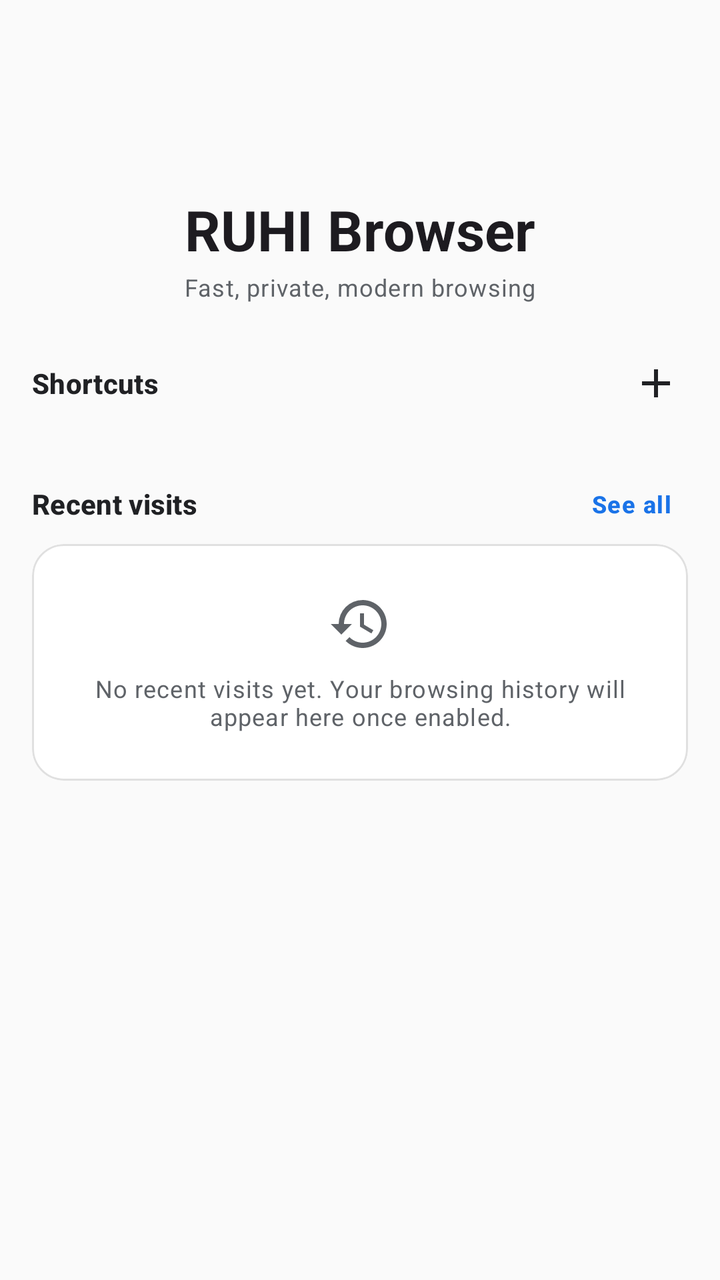
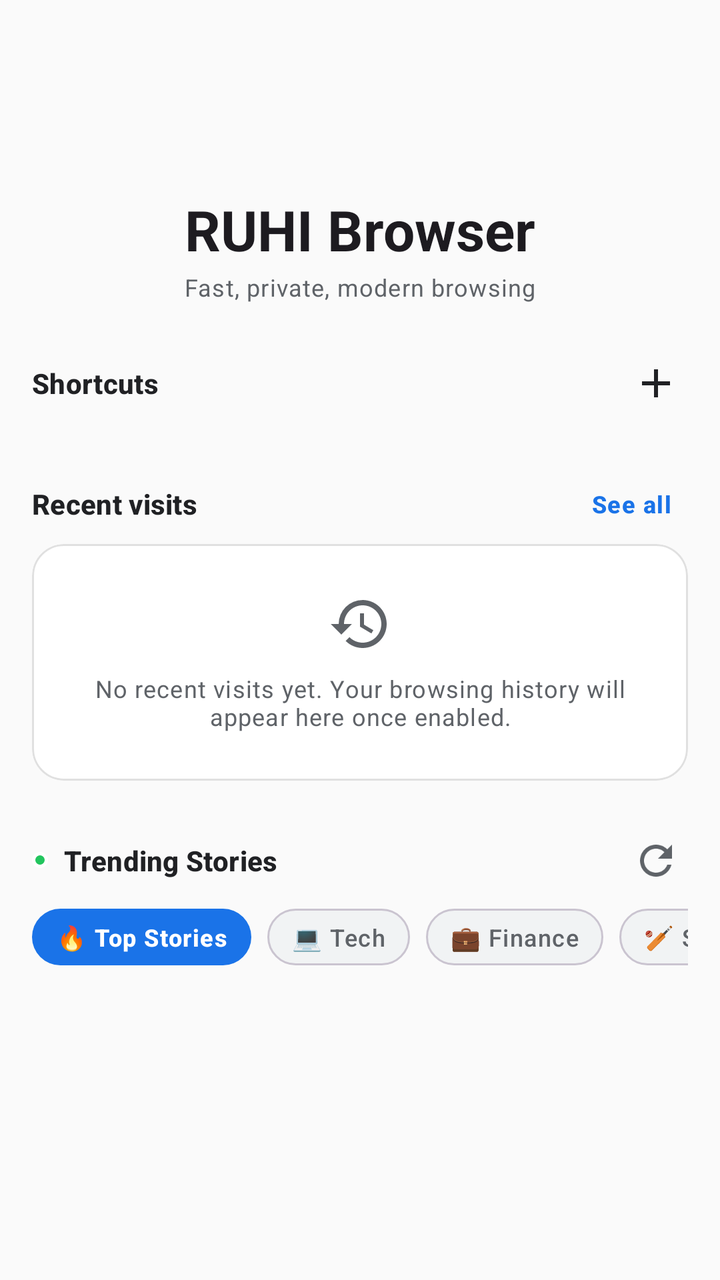

Before-and-after screenshots of an Android layout around one commit, followed by the original layout XML and the change that was made.
<!-- AndroidManifest.xml: application theme Theme.RuhiBrowser -->
<!-- res/layout/view_home.xml -->
<androidx.core.widget.NestedScrollView xmlns:android="http://schemas.android.com/apk/res/android"
    xmlns:app="http://schemas.android.com/apk/res-auto"
    xmlns:tools="http://schemas.android.com/tools"
    android:layout_width="match_parent"
    android:layout_height="match_parent"
    android:fillViewport="true">

    <LinearLayout
        android:layout_width="match_parent"
        android:layout_height="wrap_content"
        android:orientation="vertical"
        android:paddingStart="@dimen/spacing_medium"
        android:paddingTop="@dimen/spacing_large"
        android:paddingEnd="@dimen/spacing_medium"
        android:paddingBottom="@dimen/spacing_large">

        
        <LinearLayout
            android:layout_width="match_parent"
            android:layout_height="wrap_content"
            android:gravity="center"
            android:orientation="vertical"
            android:paddingBottom="@dimen/spacing_large">

            <ImageView
                android:id="@+id/ivBrandLogo"
                android:layout_width="64dp"
                android:layout_height="64dp"
                android:contentDescription="@string/app_name"
                android:src="@mipmap/ic_launcher" />

            <TextView
                android:id="@+id/tvBrandTitle"
                android:layout_width="wrap_content"
                android:layout_height="wrap_content"
                android:layout_marginTop="@dimen/spacing_small"
                android:text="@string/app_name"
                android:textAppearance="@style/TextAppearance.Material3.HeadlineMedium"
                android:textStyle="bold" />

            <TextView
                android:id="@+id/tvBrandSubtitle"
                android:layout_width="wrap_content"
                android:layout_height="wrap_content"
                android:layout_marginTop="2dp"
                android:text="@string/brand_subtitle"
                android:textAppearance="@style/TextAppearance.Material3.BodySmall"
                android:textColor="?attr/colorOnSurfaceVariant" />
        </LinearLayout>

        
        <com.google.android.material.card.MaterialCardView
            android:id="@+id/cardIncognitoNotice"
            android:layout_width="match_parent"
            android:layout_height="wrap_content"
            android:layout_marginBottom="@dimen/spacing_large"
            android:visibility="gone"
            app:cardCornerRadius="16dp"
            app:cardElevation="0dp"
            app:strokeColor="@color/divider_dark"
            app:strokeWidth="1dp">

            <LinearLayout
                android:layout_width="match_parent"
                android:layout_height="wrap_content"
                android:background="@color/surface_variant_dark"
                android:orientation="vertical"
                android:padding="@dimen/spacing_medium">

                <LinearLayout
                    android:layout_width="match_parent"
                    android:layout_height="wrap_content"
                    android:gravity="center_vertical"
                    android:orientation="horizontal">

                    <ImageView
                        android:layout_width="28dp"
                        android:layout_height="28dp"
                        android:contentDescription="@null"
                        android:src="@drawable/ic_incognito"
                        app:tint="@color/text_primary_dark" />

                    <TextView
                        android:layout_width="wrap_content"
                        android:layout_height="wrap_content"
                        android:layout_marginStart="8dp"
                        android:text="You\'ve gone Incognito"
                        android:textAppearance="@style/TextAppearance.Material3.TitleSmall"
                        android:textColor="@color/text_primary_dark"
                        android:textStyle="bold" />
                </LinearLayout>

                <TextView
                    android:layout_width="match_parent"
                    android:layout_height="wrap_content"
                    android:layout_marginTop="8dp"
                    android:text="RUHI Browser won\'t save your browsing history, cookies and site data, or information entered in forms. Your activity might still be visible to websites you visit, your employer or school, and your internet service provider."
                    android:textAppearance="@style/TextAppearance.Material3.BodySmall"
                    android:textColor="@color/text_secondary_dark" />
            </LinearLayout>
        </com.google.android.material.card.MaterialCardView>

        
        <RelativeLayout
            android:layout_width="match_parent"
            android:layout_height="wrap_content"
            android:layout_marginBottom="@dimen/spacing_small">

            <TextView
                android:id="@+id/tvShortcutsHeader"
                android:layout_width="wrap_content"
                android:layout_height="wrap_content"
                android:layout_alignParentStart="true"
                android:layout_centerVertical="true"
                android:text="@string/shortcuts_title"
                android:textAppearance="@style/TextAppearance.Material3.TitleSmall"
                android:textColor="?attr/colorOnSurface"
                android:textStyle="bold" />

            <ImageButton
                android:id="@+id/btnAddShortcut"
                android:layout_width="32dp"
                android:layout_height="32dp"
                android:layout_alignParentEnd="true"
                android:layout_centerVertical="true"
                android:background="?attr/selectableItemBackgroundBorderless"
                android:contentDescription="@string/add_shortcut"
                android:src="@drawable/ic_add"
                app:tint="?attr/colorOnSurface" />
        </RelativeLayout>

        
        <androidx.recyclerview.widget.RecyclerView
            android:id="@+id/rvShortcuts"
            android:layout_width="match_parent"
            android:layout_height="wrap_content"
            android:nestedScrollingEnabled="false"
            android:overScrollMode="never" />

        
        <LinearLayout
            android:id="@+id/layoutRecentSection"
            android:layout_width="match_parent"
            android:layout_height="wrap_content"
            android:orientation="vertical">

            <RelativeLayout
                android:layout_width="match_parent"
                android:layout_height="wrap_content"
                android:layout_marginTop="@dimen/spacing_large"
                android:layout_marginBottom="@dimen/spacing_small">

                <TextView
                    android:id="@+id/tvRecentHeader"
                    android:layout_width="wrap_content"
                    android:layout_height="wrap_content"
                    android:layout_alignParentStart="true"
                    android:layout_centerVertical="true"
                    android:text="@string/recent_sites_title"
                    android:textAppearance="@style/TextAppearance.Material3.TitleSmall"
                    android:textColor="?attr/colorOnSurface"
                    android:textStyle="bold" />

                <TextView
                    android:id="@+id/tvSeeAllHistory"
                    android:layout_width="wrap_content"
                    android:layout_height="wrap_content"
                    android:layout_alignParentEnd="true"
                    android:layout_centerVertical="true"
                    android:background="?attr/selectableItemBackgroundBorderless"
                    android:clickable="true"
                    android:focusable="true"
                    android:paddingStart="8dp"
                    android:paddingTop="4dp"
                    android:paddingEnd="8dp"
                    android:paddingBottom="4dp"
                    android:text="See all"
                    android:textAppearance="@style/TextAppearance.Material3.LabelMedium"
                    android:textColor="@color/brand_primary"
                    android:textStyle="bold" />
            </RelativeLayout>

            
            <com.google.android.material.card.MaterialCardView
                android:id="@+id/cardRecentContainer"
                android:layout_width="match_parent"
                android:layout_height="wrap_content"
                android:visibility="gone"
                app:cardCornerRadius="16dp"
                app:cardElevation="0dp"
                app:strokeColor="@color/divider_light"
                app:strokeWidth="1dp">

                <androidx.recyclerview.widget.RecyclerView
                    android:id="@+id/rvRecentVisits"
                    android:layout_width="match_parent"
                    android:layout_height="wrap_content"
                    android:nestedScrollingEnabled="false"
                    android:overScrollMode="never" />
            </com.google.android.material.card.MaterialCardView>

            <com.google.android.material.card.MaterialCardView
                android:id="@+id/cardRecentEmpty"
                android:layout_width="match_parent"
                android:layout_height="wrap_content"
                app:cardCornerRadius="16dp"
                app:cardElevation="0dp"
                app:strokeColor="@color/divider_light"
                app:strokeWidth="1dp">

                <LinearLayout
                    android:layout_width="match_parent"
                    android:layout_height="wrap_content"
                    android:gravity="center"
                    android:orientation="vertical"
                    android:padding="@dimen/spacing_large">

                    <ImageView
                        android:layout_width="32dp"
                        android:layout_height="32dp"
                        android:contentDescription="@null"
                        android:src="@drawable/ic_history"
                        app:tint="?attr/colorOnSurfaceVariant" />

                    <TextView
                        android:id="@+id/tvRecentEmptyMessage"
                        android:layout_width="wrap_content"
                        android:layout_height="wrap_content"
                        android:layout_marginTop="@dimen/spacing_small"
                        android:gravity="center"
                        android:text="@string/recent_sites_empty"
                        android:textAppearance="@style/TextAppearance.Material3.BodySmall"
                        android:textColor="?attr/colorOnSurfaceVariant" />
                </LinearLayout>
            </com.google.android.material.card.MaterialCardView>
        </LinearLayout>

    </LinearLayout>

</androidx.core.widget.NestedScrollView>
<!-- resources referenced by this layout -->
<resources>
  <color name="brand_primary">#1A73E8</color>
  <color name="divider_dark">#3C4043</color>
  <color name="divider_light">#E0E0E0</color>
  <color name="surface_variant_dark">#2D2E30</color>
  <color name="text_primary_dark">#E8EAED</color>
  <color name="text_secondary_dark">#9AA0A6</color>
  <dimen name="spacing_large">24dp</dimen>
  <dimen name="spacing_medium">16dp</dimen>
  <dimen name="spacing_small">8dp</dimen>
  <!-- drawable ic_add (drawable) -->
  <vector xmlns:android="http://schemas.android.com/apk/res/android"
      android:width="24dp"
      android:height="24dp"
      android:viewportWidth="24"
      android:viewportHeight="24">
      <path
          android:fillColor="@color/text_primary_light"
          android:pathData="M19,13h-6v6h-2v-6H5v-2h6V5h2v6h6v2z" />
  </vector>
  <!-- mipmap ic_launcher (mipmap-anydpi-v26) -->
  <?xml version="1.0" encoding="utf-8"?>
  <adaptive-icon xmlns:android="http://schemas.android.com/apk/res/android">
      <background android:drawable="@color/ic_launcher_background" />
      <foreground android:drawable="@drawable/ic_launcher_foreground" />
  </adaptive-icon>
  <string name="add_shortcut">Add shortcut</string>
  <string name="app_name">RUHI Browser</string>
  <string name="brand_subtitle">Fast, private, modern browsing</string>
  <string name="recent_sites_empty">No recent visits yet. Your browsing history will appear here once enabled.</string>
  <string name="recent_sites_title">Recent visits</string>
  <string name="shortcuts_title">Shortcuts</string>
  <color name="text_primary_light">#202124</color>
  <color name="ic_launcher_background">#050B1B</color>
  <color name="brand_secondary">#0D47A1</color>
  <color name="background_light">#FAFAFA</color>
  <color name="surface_light">#FFFFFF</color>
  <color name="surface_variant_light">#F1F3F4</color>
  <color name="text_secondary_light">#5F6368</color>
  <!-- unchanged entries left out for length: 4 -->
</resources>

<!-- the commit's change to res/layout/view_home.xml (unified diff, before → after) -->
@@ -235,6 +235,282 @@
             </com.google.android.material.card.MaterialCardView>
         </LinearLayout>
 
+        
+        <LinearLayout
+            android:id="@+id/layoutNewsSection"
+            android:layout_width="match_parent"
+            android:layout_height="wrap_content"
+            android:layout_marginTop="@dimen/spacing_large"
+            android:orientation="vertical">
+
+            
+            <RelativeLayout
+                android:layout_width="match_parent"
+                android:layout_height="wrap_content"
+                android:layout_marginBottom="@dimen/spacing_small">
+
+                <LinearLayout
+                    android:layout_width="wrap_content"
+                    android:layout_height="wrap_content"
+                    android:layout_alignParentStart="true"
+                    android:layout_centerVertical="true"
+                    android:gravity="center_vertical"
+                    android:orientation="horizontal">
+
+                    <View
+                        android:layout_width="8dp"
+                        android:layout_height="8dp"
+                        android:background="@drawable/bg_online_dot" />
+
+                    <TextView
+                        android:id="@+id/tvNewsHeader"
+                        android:layout_width="wrap_content"
+                        android:layout_height="wrap_content"
+                        android:layout_marginStart="8dp"
+                        android:text="Trending Stories"
+                        android:textAppearance="@style/TextAppearance.Material3.TitleSmall"
+                        android:textColor="?attr/colorOnSurface"
+                        android:textStyle="bold" />
+                </LinearLayout>
+
+                <ImageButton
+                    android:id="@+id/btnRefreshNews"
+                    android:layout_width="32dp"
+                    android:layout_height="32dp"
+                    android:layout_alignParentEnd="true"
+                    android:layout_centerVertical="true"
+                    android:background="?attr/selectableItemBackgroundBorderless"
+                    android:contentDescription="@string/action_refresh"
+                    android:src="@drawable/ic_refresh"
+                    app:tint="?attr/colorOnSurfaceVariant" />
+            </RelativeLayout>
+
+            
+            <HorizontalScrollView
+                android:id="@+id/scrollNewsCategories"
+                android:layout_width="match_parent"
+                android:layout_height="wrap_content"
+                android:layout_marginBottom="12dp"
+                android:overScrollMode="never"
+                android:scrollbars="none">
+
+                <LinearLayout
+                    android:id="@+id/layoutCategoryPills"
+                    android:layout_width="wrap_content"
+                    android:layout_height="wrap_content"
+                    android:orientation="horizontal">
+
+                    <TextView
+                        android:id="@+id/chipTop"
+                        android:layout_width="wrap_content"
+                        android:layout_height="wrap_content"
+                        android:layout_marginEnd="8dp"
+                        android:background="@drawable/bg_chip_selected"
+                        android:clickable="true"
+                        android:focusable="true"
+                        android:paddingStart="12dp"
+                        android:paddingTop="6dp"
+                        android:paddingEnd="12dp"
+                        android:paddingBottom="6dp"
+                        android:text="🔥 Top Stories"
+                        android:textAppearance="@style/TextAppearance.Material3.LabelMedium"
+                        android:textColor="#FFFFFF"
+                        android:textStyle="bold" />
+
+                    <TextView
+                        android:id="@+id/chipTech"
+                        android:layout_width="wrap_content"
+                        android:layout_height="wrap_content"
+                        android:layout_marginEnd="8dp"
+                        android:background="@drawable/bg_chip_unselected"
+                        android:clickable="true"
+                        android:focusable="true"
+                        android:paddingStart="12dp"
+                        android:paddingTop="6dp"
+                        android:paddingEnd="12dp"
+                        android:paddingBottom="6dp"
+                        android:text="💻 Tech"
+                        android:textAppearance="@style/TextAppearance.Material3.LabelMedium"
+                        android:textColor="?attr/colorOnSurfaceVariant" />
+
+                    <TextView
+                        android:id="@+id/chipFinance"
+                        android:layout_width="wrap_content"
+                        android:layout_height="wrap_content"
+                        android:layout_marginEnd="8dp"
+                        android:background="@drawable/bg_chip_unselected"
+                        android:clickable="true"
+                        android:focusable="true"
+                        android:paddingStart="12dp"
+                        android:paddingTop="6dp"
+                        android:paddingEnd="12dp"
+                        android:paddingBottom="6dp"
+                        android:text="💼 Finance"
+                        android:textAppearance="@style/TextAppearance.Material3.LabelMedium"
+                        android:textColor="?attr/colorOnSurfaceVariant" />
+
+                    <TextView
+                        android:id="@+id/chipSports"
+                        android:layout_width="wrap_content"
+                        android:layout_height="wrap_content"
+                        android:layout_marginEnd="8dp"
+                        android:background="@drawable/bg_chip_unselected"
+                        android:clickable="true"
+                        android:focusable="true"
+                        android:paddingStart="12dp"
+                        android:paddingTop="6dp"
+                        android:paddingEnd="12dp"
+                        android:paddingBottom="6dp"
+                        android:text="🏏 Sports"
+                        android:textAppearance="@style/TextAppearance.Material3.LabelMedium"
+                        android:textColor="?attr/colorOnSurfaceVariant" />
+
+                    <TextView
+                        android:id="@+id/chipEntertainment"
+                        android:layout_width="wrap_content"
+                        android:layout_height="wrap_content"
+                        android:layout_marginEnd="8dp"
+                        android:background="@drawable/bg_chip_unselected"
+                        android:clickable="true"
+                        android:focusable="true"
+                        android:paddingStart="12dp"
+                        android:paddingTop="6dp"
+                        android:paddingEnd="12dp"
+                        android:paddingBottom="6dp"
+                        android:text="🎬 Entertainment"
+                        android:textAppearance="@style/TextAppearance.Material3.LabelMedium"
+                        android:textColor="?attr/colorOnSurfaceVariant" />
+
+                    <TextView
+                        android:id="@+id/chipBreaking"
+                        android:layout_width="wrap_content"
+                        android:layout_height="wrap_content"
+                        android:background="@drawable/bg_chip_unselected"
+                        android:clickable="true"
+                        android:focusable="true"
+                        android:paddingStart="12dp"
+                        android:paddingTop="6dp"
+                        android:paddingEnd="12dp"
+                        android:paddingBottom="6dp"
+                        android:text="⚡ Breaking"
+                        android:textAppearance="@style/TextAppearance.Material3.LabelMedium"
+                        android:textColor="?attr/colorOnSurfaceVariant" />
+
+                </LinearLayout>
+            </HorizontalScrollView>
+
+            
+            <com.google.android.material.card.MaterialCardView
+                android:id="@+id/cardNewsHero"
+                android:layout_width="match_parent"
+                android:layout_height="wrap_content"
+                android:layout_marginBottom="12dp"
+                android:clickable="true"
+                android:focusable="true"
+                android:visibility="gone"
+                app:cardCornerRadius="16dp"
+                app:cardElevation="0dp"
+                app:strokeColor="?attr/colorOutlineVariant"
+                app:strokeWidth="1dp">
+
+                <LinearLayout
+                    android:layout_width="match_parent"
+                    android:layout_height="wrap_content"
+                    android:background="?attr/colorSurfaceVariant"
+                    android:orientation="vertical"
+                    android:padding="16dp">
+
+                    <LinearLayout
+                        android:layout_width="match_parent"
+                        android:layout_height="wrap_content"
+                        android:gravity="center_vertical"
+                        android:orientation="horizontal">
+
+                        <TextView
+                            android:layout_width="wrap_content"
+                            android:layout_height="wrap_content"
+                            android:background="@drawable/bg_chip_selected"
+                            android:paddingStart="8dp"
+                            android:paddingTop="2dp"
+                            android:paddingEnd="8dp"
+                            android:paddingBottom="2dp"
+                            android:text="FEATURED STORY"
+                            android:textAppearance="@style/TextAppearance.Material3.LabelSmall"
+                            android:textColor="#FFFFFF"
+                            android:textStyle="bold" />
+
+                        <TextView
+                            android:id="@+id/tvHeroSourceTime"
+                            android:layout_width="0dp"
+                            android:layout_height="wrap_content"
+                            android:layout_marginStart="8dp"
+                            android:layout_weight="1"
+                            android:ellipsize="end"
+                            android:singleLine="true"
+                            android:text="TaazaWire • Live"
+                            android:textAppearance="@style/TextAppearance.Material3.LabelSmall"
+                            android:textColor="?attr/colorOnSurfaceVariant" />
+                    </LinearLayout>
+
+                    <TextView
+                        android:id="@+id/tvHeroTitle"
+                        android:layout_width="match_parent"
+                        android:layout_height="wrap_content"
+                        android:layout_marginTop="10dp"
+                        android:ellipsize="end"
+                        android:maxLines="2"
+                        android:text="Featured News Headline"
+                        android:textAppearance="@style/TextAppearance.Material3.TitleMedium"
+                        android:textColor="?attr/colorOnSurface"
+                        android:textStyle="bold" />
+
+                    <TextView
+                        android:id="@+id/tvHeroDescription"
+                        android:layout_width="match_parent"
+                        android:layout_height="wrap_content"
+                        android:layout_marginTop="6dp"
+                        android:ellipsize="end"
+                        android:maxLines="3"
+                        android:text="Hero description summary appears here."
+                        android:textAppearance="@style/TextAppearance.Material3.BodySmall"
+                        android:textColor="?attr/colorOnSurfaceVariant" />
+
+                    <LinearLayout
+                        android:layout_width="match_parent"
+                        android:layout_height="wrap_content"
+                        android:layout_marginTop="12dp"
+                        android:gravity="center_vertical"
+                        android:orientation="horizontal">
+
+                        <TextView
+                            android:layout_width="0dp"
+                            android:layout_height="wrap_content"
+                            android:layout_weight="1"
+                            android:text="Read Full Coverage"
+                            android:textAppearance="@style/TextAppearance.Material3.LabelMedium"
+                            android:textColor="@color/brand_primary"
+                            android:textStyle="bold" />
+
+                        <ImageView
+                            android:layout_width="16dp"
+                            android:layout_height="16dp"
+                            android:contentDescription="@null"
+                            android:src="@drawable/ic_arrow_forward"
+                            app:tint="@color/brand_primary" />
+                    </LinearLayout>
+                </LinearLayout>
+            </com.google.android.material.card.MaterialCardView>
+
+            
+            <androidx.recyclerview.widget.RecyclerView
+                android:id="@+id/rvNewsArticles"
+                android:layout_width="match_parent"
+                android:layout_height="wrap_content"
+                android:nestedScrollingEnabled="false"
+                android:overScrollMode="never" />
+
+        </LinearLayout>
+
     </LinearLayout>
 
 </androidx.core.widget.NestedScrollView>
<!-- resource entries referenced after the edit -->
@@ -9,6 +9,30 @@
   <dimen name="spacing_large">24dp</dimen>
   <dimen name="spacing_medium">16dp</dimen>
   <dimen name="spacing_small">8dp</dimen>
+  <!-- drawable bg_chip_selected (drawable) -->
+  <shape xmlns:android="http://schemas.android.com/apk/res/android"
+      android:shape="rectangle">
+      <corners android:radius="16dp" />
+      <solid android:color="@color/brand_primary" />
+  </shape>
+  <!-- drawable bg_chip_unselected (drawable) -->
+  <shape xmlns:android="http://schemas.android.com/apk/res/android"
+      android:shape="rectangle">
+      <corners android:radius="16dp" />
+      <solid android:color="?attr/colorSurfaceVariant" />
+      <stroke
+          android:width="1dp"
+          android:color="?attr/colorOutlineVariant" />
+  </shape>
+  <!-- drawable bg_online_dot (drawable) -->
+  <?xml version="1.0" encoding="utf-8"?>
+  <shape xmlns:android="http://schemas.android.com/apk/res/android"
+      android:shape="oval">
+      <solid android:color="#22C55E" />
+      <stroke
+          android:width="1.5dp"
+          android:color="?attr/colorSurface" />
+  </shape>
   <!-- drawable ic_add (drawable) -->
   <vector xmlns:android="http://schemas.android.com/apk/res/android"
       android:width="24dp"
@@ -19,12 +43,33 @@
           android:fillColor="@color/text_primary_light"
           android:pathData="M19,13h-6v6h-2v-6H5v-2h6V5h2v6h6v2z" />
   </vector>
+  <!-- drawable ic_arrow_forward (drawable) -->
+  <vector xmlns:android="http://schemas.android.com/apk/res/android"
+      android:width="24dp"
+      android:height="24dp"
+      android:viewportWidth="24"
+      android:viewportHeight="24">
+      <path
+          android:fillColor="@color/text_primary_light"
+          android:pathData="M12,4l-1.41,1.41L16.17,11H4v2h12.17l-5.58,5.59L12,20l8,-8z" />
+  </vector>
+  <!-- drawable ic_refresh (drawable) -->
+  <vector xmlns:android="http://schemas.android.com/apk/res/android"
+      android:width="24dp"
+      android:height="24dp"
+      android:viewportWidth="24"
+      android:viewportHeight="24">
+      <path
+          android:fillColor="@color/text_primary_light"
+          android:pathData="M17.65,6.35C16.2,4.9 14.21,4 12,4c-4.42,0 -7.99,3.58 -7.99,8s3.57,8 7.99,8c3.73,0 6.84,-2.55 7.73,-6h-2.08c-0.82,2.33 -3.04,4 -5.65,4 -3.31,0 -6,-2.69 -6,-6s2.69,-6 6,-6c1.66,0 3.14,0.69 4.22,1.78L13,11h7V4l-2.35,2.35z" />
+  </vector>
   <!-- mipmap ic_launcher (mipmap-anydpi-v26) -->
   <?xml version="1.0" encoding="utf-8"?>
   <adaptive-icon xmlns:android="http://schemas.android.com/apk/res/android">
       <background android:drawable="@color/ic_launcher_background" />
       <foreground android:drawable="@drawable/ic_launcher_foreground" />
   </adaptive-icon>
+  <string name="action_refresh">Refresh</string>
   <string name="add_shortcut">Add shortcut</string>
   <string name="app_name">RUHI Browser</string>
   <string name="brand_subtitle">Fast, private, modern browsing</string>
